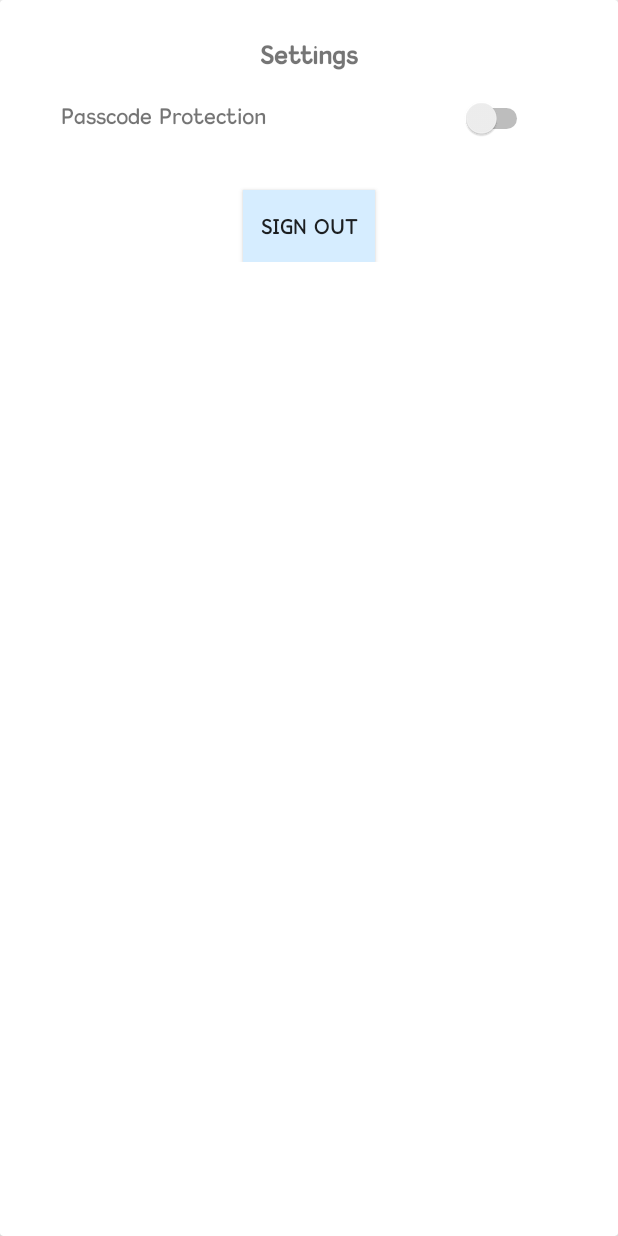
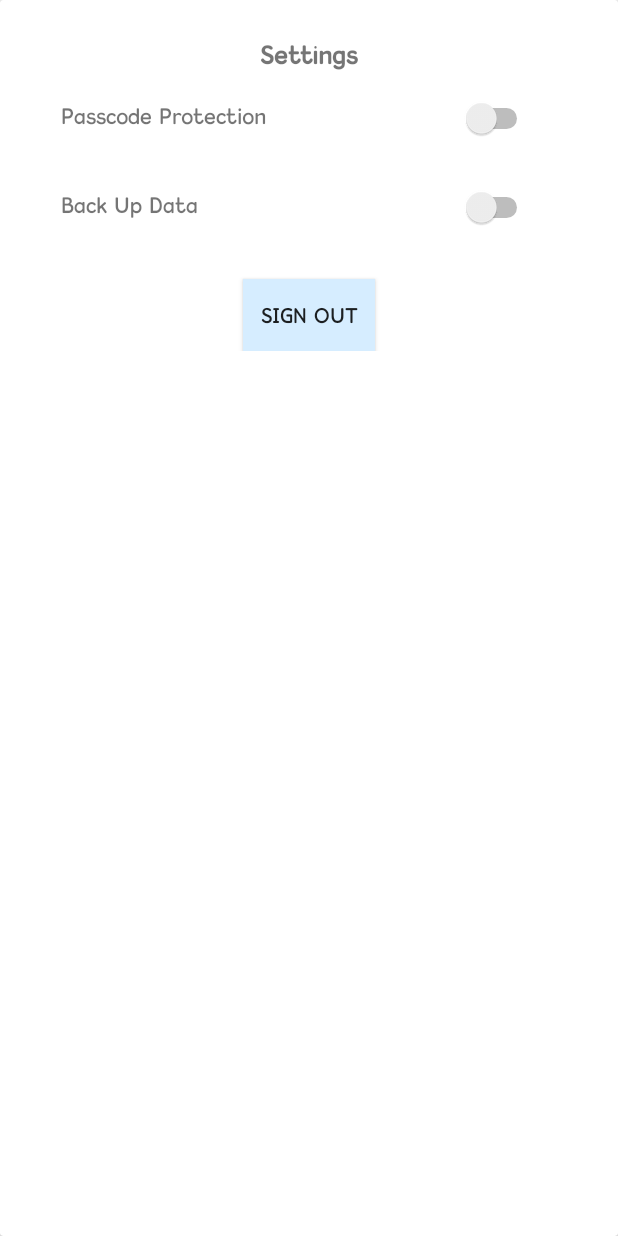
Before and after one commit to olivia-xie/life-track, an Android app: the layout settings_dialog_view.xml on its own in the app's theme, with its tools: preview values and no code run, on a phone screen of 412 x 824 dp. Run offline under Robolectric (Android 15) with nearby library versions, the phone set to English and light mode, and no system bars.

Commit message:
add back up data switch

```diff
--- a/app/src/main/res/layout/settings_dialog_view.xml
+++ b/app/src/main/res/layout/settings_dialog_view.xml
@@ -32,7 +32,7 @@
                 android:gravity="start"
                 android:paddingStart="15dp"
                 android:paddingTop="20dp"
-                android:paddingBottom="40dp"
+                android:paddingBottom="20dp"
                 android:text="@string/passcode_protection" />
 
             <Switch
@@ -40,6 +40,29 @@
                 android:layout_width="wrap_content"
                 android:layout_height="wrap_content"
                 android:layout_below="@id/settingsTitleId"
+                android:layout_toEndOf="@id/passcodeTextId"
+                android:paddingStart="130dp"
+                android:paddingTop="22dp"
+                android:paddingBottom="10dp" />
+
+            <TextView
+                android:id="@+id/backUpTextId"
+                android:layout_width="wrap_content"
+                android:layout_height="wrap_content"
+                android:layout_below="@id/passcodeTextId"
+                android:fontFamily="@font/kingthings"
+                android:foregroundGravity="left"
+                android:gravity="start"
+                android:paddingStart="15dp"
+                android:paddingTop="20dp"
+                android:paddingBottom="40dp"
+                android:text="Back Up Data" />
+
+            <Switch
+                android:id="@+id/backUpSwitchId"
+                android:layout_width="wrap_content"
+                android:layout_height="wrap_content"
+                android:layout_below="@id/passcodeTextId"
                 android:layout_toEndOf="@id/passcodeTextId"
                 android:paddingStart="130dp"
                 android:paddingTop="22dp"
@@ -53,7 +76,7 @@
                 android:textSize="13sp"
                 android:fontFamily="@font/kingthings"
                 android:background="@color/colorPrimary"
-                android:layout_below="@+id/passcodeTextId"
+                android:layout_below="@+id/backUpTextId"
                 android:layout_centerInParent="true"/>
 
 
```
Also changed, not shown: app/src/main/java/com/example/newdiary/Activities/SignUpActivity.java (line endings or trailing spaces).
